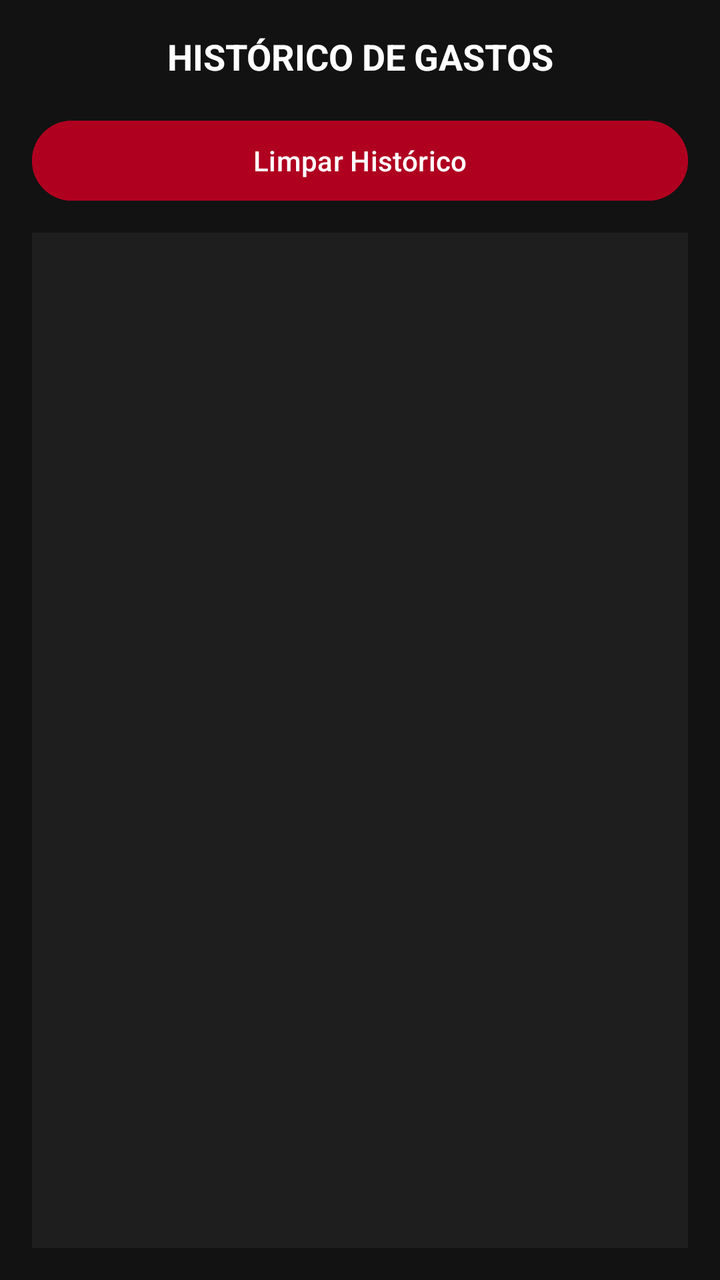
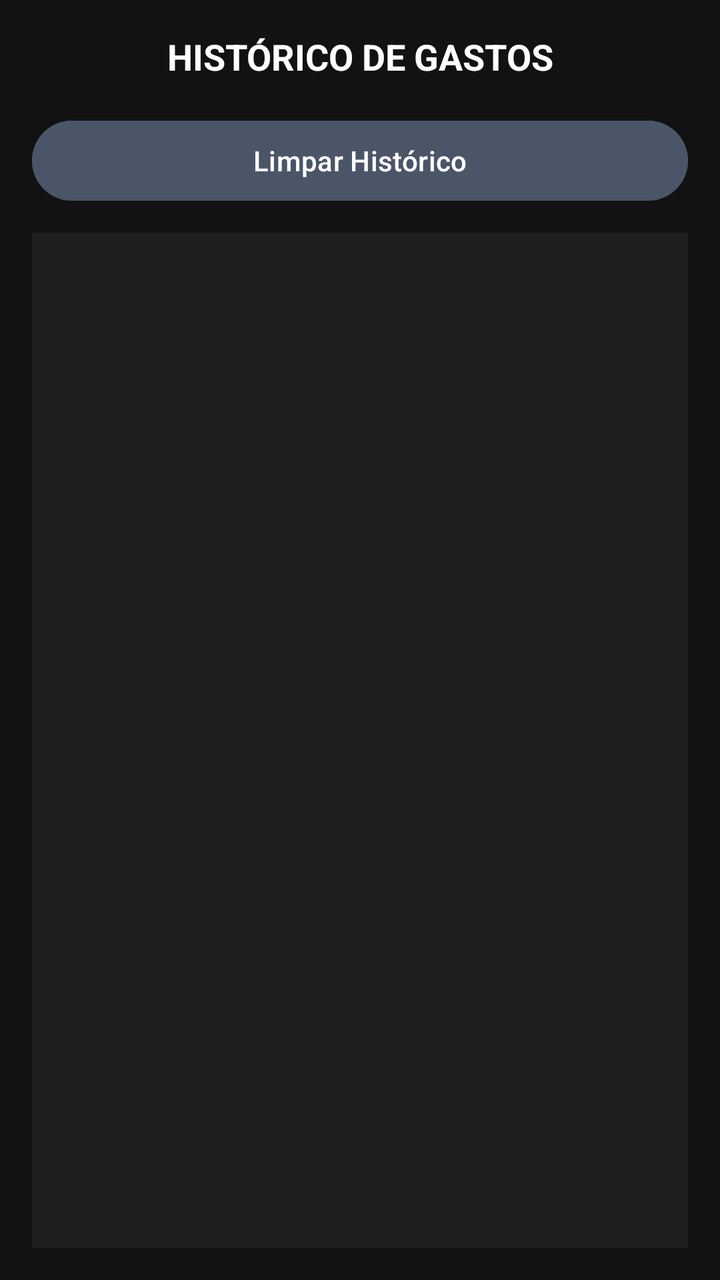

The first picture is an Android layout as it rendered before a commit; the second is the same layout after the commit. The layout source and the unified diff follow.
<!-- AndroidManifest.xml: application theme Theme.CalculadoradeCompras -->
<!-- res/layout/fragment_historico.xml -->
<?xml version="1.0" encoding="utf-8"?>
<LinearLayout xmlns:android="http://schemas.android.com/apk/res/android"
    android:layout_width="match_parent"
    android:layout_height="match_parent"
    android:background="#121212"
    android:orientation="vertical"
    android:padding="16dp">

    
    <TextView
        android:layout_width="match_parent"
        android:layout_height="wrap_content"
        android:text="HISTÓRICO DE GASTOS"
        android:textColor="#FFFFFF"
        android:textSize="18sp"
        android:textStyle="bold"
        android:gravity="center"
        android:layout_marginBottom="16dp"/>

    
    <Button
        android:id="@+id/btnLimparHistorico"
        android:layout_width="match_parent"
        android:layout_height="wrap_content"
        android:text="Limpar Histórico"
        android:backgroundTint="#B00020"
        android:textColor="#FFFFFF"
        android:layout_marginBottom="12dp"/>

    
    <ScrollView
        android:layout_width="match_parent"
        android:layout_height="0dp"
        android:layout_weight="1"
        android:background="#1E1E1E"
        android:padding="8dp">

        <LinearLayout
            android:id="@+id/boxListaHistorico"
            android:layout_width="match_parent"
            android:layout_height="wrap_content"
            android:orientation="vertical" />
    </ScrollView>

</LinearLayout>
<!-- resources referenced by this layout -->
<resources>
  <style name="Theme.CalculadoradeCompras" parent="Base.Theme.CalculadoradeCompras" />
  <style name="Base.Theme.CalculadoradeCompras" parent="Theme.Material3.DayNight.NoActionBar">
          
          
          
      </style>
</resources>

<!-- the commit's change to res/layout/fragment_historico.xml (unified diff, before → after) -->
@@ -23,7 +23,7 @@
         android:layout_width="match_parent"
         android:layout_height="wrap_content"
         android:text="Limpar Histórico"
-        android:backgroundTint="#B00020"
+        android:backgroundTint="#4A5568"
         android:textColor="#FFFFFF"
         android:layout_marginBottom="12dp"/>
 
